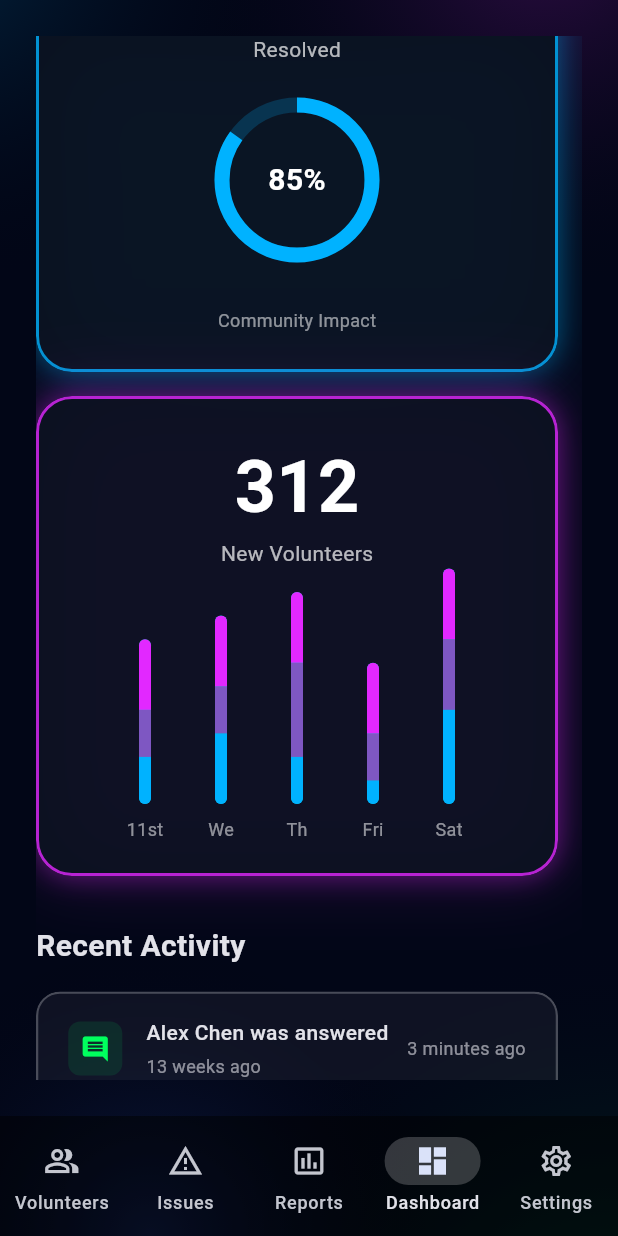
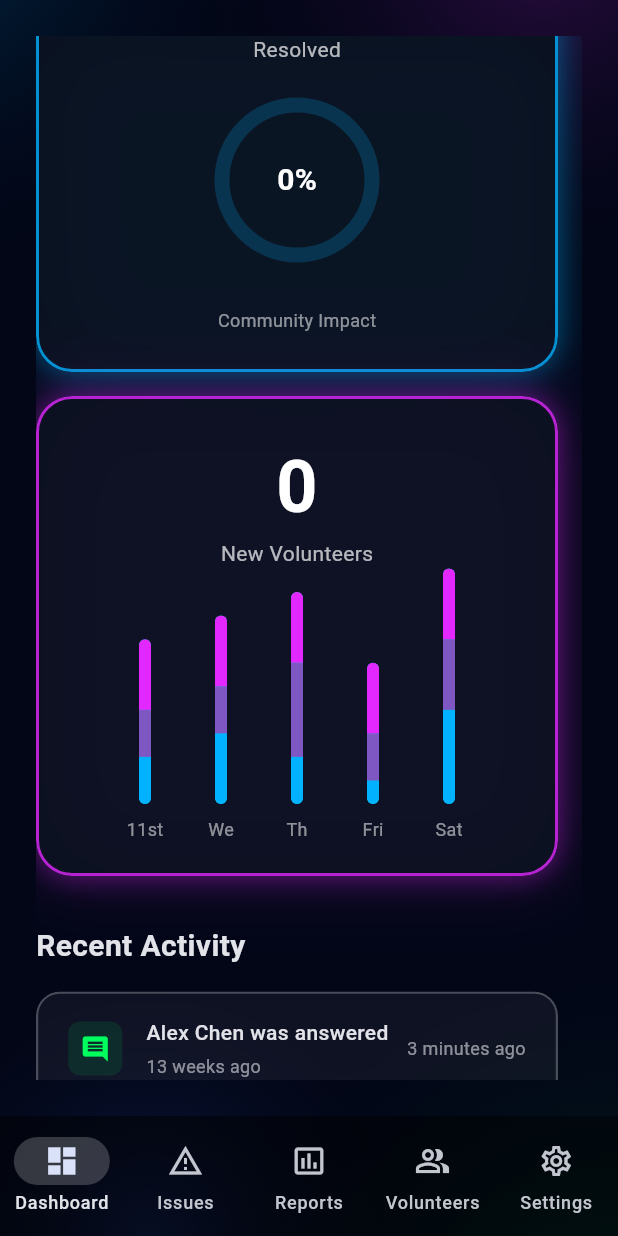
Before and after one commit to bugsnaxor-exe/Community-Hero, a Flutter app: the DashboardScreen screen opened by its route, scrolled down 576 dp, on a phone screen of 412 x 824 dp. Run offline on Flutter 3.47's test engine with Material 3 defaults, Android fonts, the phone set to English and light mode, and no system bars; drawn by our look-alikes of fl_chart; our stand-ins replace dio, flutter_map, flutter_riverpod, flutter_secure_storage, freezed_annotation, geolocator and 5 more; missing offline and left inert: flutter_map_marker_cluster; accounts and stored records are empty; network calls fail.

Commit message:
Align Android and Windows tab ordering (Dashboard first), and make dashboard analytics cards fetch real counts

```diff
--- a/community_hero_app/lib/features/auth/presentation/screens/login_screen.dart
+++ b/community_hero_app/lib/features/auth/presentation/screens/login_screen.dart
@@ -35,7 +35,7 @@ class _LoginScreenState extends ConsumerState<LoginScreen> {
                 : null,
           );
       if (success && mounted) {
-        context.go('/home');
+        context.go('/dashboard');
       }
     }
   }
--- a/community_hero_app/lib/features/auth/presentation/screens/register_screen.dart
+++ b/community_hero_app/lib/features/auth/presentation/screens/register_screen.dart
@@ -32,7 +32,7 @@ class _RegisterScreenState extends ConsumerState<RegisterScreen> {
             _usernameController.text.trim(),
           );
       if (success && mounted) {
-        context.go('/home'); // AuthRepository auto-logs in on successful registration
+        context.go('/dashboard'); // AuthRepository auto-logs in on successful registration
       }
     }
   }
--- a/community_hero_app/lib/features/dashboard/presentation/screens/dashboard_screen.dart
+++ b/community_hero_app/lib/features/dashboard/presentation/screens/dashboard_screen.dart
@@ -93,7 +93,7 @@ class DashboardScreen extends ConsumerWidget {
                               const SizedBox(height: 16),
                               SizedBox(height: 320, child: _ResolvedCard(stats: dashboardState.value?['stats'])),
                               const SizedBox(height: 16),
-                              const SizedBox(height: 320, child: _NewVolunteersCard()),
+                              SizedBox(height: 320, child: _NewVolunteersCard(stats: dashboardState.value?['stats'])),
                             ],
                           );
                         }
@@ -105,7 +105,7 @@ class DashboardScreen extends ConsumerWidget {
                               const SizedBox(width: 24),
                               Expanded(child: _ResolvedCard(stats: dashboardState.value?['stats'])),
                               const SizedBox(width: 24),
-                              const Expanded(child: _NewVolunteersCard()),
+                              Expanded(child: _NewVolunteersCard(stats: dashboardState.value?['stats'])),
                             ],
                           ),
                         );
@@ -316,13 +316,18 @@ class _ResolvedCard extends StatelessWidget {
     final subtitleColor = isDark ? Colors.white70 : Colors.black54;
     final labelColor = isDark ? Colors.white54 : Colors.black45;
 
+    final total = stats?['total_issues'] ?? 0;
+    final resolved = stats?['resolved_issues'] ?? 0;
+    final double percentage = total > 0 ? (resolved / total) * 100 : 0.0;
+    final double progress = total > 0 ? (resolved / total) : 0.0;
+
     return NeonCard(
       glowColor: const Color(0xFF00B2FF), // Intense Neon Blue
       padding: const EdgeInsets.all(24),
       child: Column(
         children: [
           Text(
-            '85%',
+            '${percentage.toStringAsFixed(0)}%',
             style: TextStyle(color: textColor, fontSize: 48, fontWeight: FontWeight.bold),
           ),
           Text('Resolved', style: TextStyle(color: subtitleColor)),
@@ -335,13 +340,13 @@ class _ResolvedCard extends StatelessWidget {
                   fit: StackFit.expand,
                   children: [
                     CircularProgressIndicator(
-                      value: 0.85,
+                      value: progress,
                       strokeWidth: 10,
                       backgroundColor: const Color(0xFF00B2FF).withValues(alpha: 0.2),
                       color: const Color(0xFF00B2FF),
                     ),
                     Center(
-                      child: Text('85%', style: TextStyle(color: textColor, fontWeight: FontWeight.bold, fontSize: 20)),
+                      child: Text('${percentage.toStringAsFixed(0)}%', style: TextStyle(color: textColor, fontWeight: FontWeight.bold, fontSize: 20)),
                     ),
                   ],
                 ),
@@ -357,7 +362,8 @@ class _ResolvedCard extends StatelessWidget {
 }
 
 class _NewVolunteersCard extends StatelessWidget {
-  const _NewVolunteersCard();
+  final Map<String, dynamic>? stats;
+  const _NewVolunteersCard({this.stats});
 
   @override
   Widget build(BuildContext context) {
@@ -366,13 +372,14 @@ class _NewVolunteersCard extends StatelessWidget {
     final subtitleColor = isDark ? Colors.white70 : Colors.black54;
     final labelColor = isDark ? Colors.white54 : Colors.black45;
 
+    final value = stats?['total_volunteers'] ?? 0;
     return NeonCard(
       glowColor: const Color(0xFFE228FF), // Intense Neon Magenta
       padding: const EdgeInsets.all(24),
       child: Column(
         children: [
           Text(
-            '312',
+            value.toString(),
             style: TextStyle(color: textColor, fontSize: 48, fontWeight: FontWeight.bold),
           ),
           Text('New Volunteers', style: TextStyle(color: subtitleColor)),
--- a/community_hero_app/lib/features/report/presentation/screens/report_screen.dart
+++ b/community_hero_app/lib/features/report/presentation/screens/report_screen.dart
@@ -124,7 +124,7 @@ class _ReportScreenState extends ConsumerState<ReportScreen> {
         ScaffoldMessenger.of(context).showSnackBar(
           const SnackBar(content: Text('Report submitted successfully!'), backgroundColor: Colors.green),
         );
-        context.go('/home'); // Redirect back to home
+        context.go('/dashboard'); // Redirect back to dashboard
       }
     }
   }
--- a/community_hero_app/lib/models/dashboard_stats.dart
+++ b/community_hero_app/lib/models/dashboard_stats.dart
@@ -11,6 +11,7 @@ class DashboardStats with _$DashboardStats {
     @JsonKey(name: 'verified_issues') @Default(0) int verifiedIssues,
     @JsonKey(name: 'resolved_issues') @Default(0) int resolvedIssues,
     @JsonKey(name: 'pending_issues') @Default(0) int pendingIssues,
+    @JsonKey(name: 'total_volunteers') @Default(0) int totalVolunteers,
   }) = _DashboardStats;
 
   factory DashboardStats.fromJson(Map<String, dynamic> json) => _$DashboardStatsFromJson(json);
--- a/community_hero_app/lib/widgets/responsive_shell.dart
+++ b/community_hero_app/lib/widgets/responsive_shell.dart
@@ -158,9 +158,9 @@ class ResponsiveShell extends StatelessWidget {
                     onDestinationSelected: _onTap,
               destinations: const [
                 NavigationDestination(
-                  icon: Icon(Icons.people_alt_outlined),
-                  selectedIcon: Icon(Icons.people_alt),
-                  label: 'Volunteers',
+                  icon: Icon(Icons.dashboard_outlined),
+                  selectedIcon: Icon(Icons.dashboard),
+                  label: 'Dashboard',
                 ),
                 NavigationDestination(
                   icon: Icon(Icons.report_problem_outlined),
@@ -173,9 +173,9 @@ class ResponsiveShell extends StatelessWidget {
                   label: 'Reports',
                 ),
                 NavigationDestination(
-                  icon: Icon(Icons.dashboard_outlined),
-                  selectedIcon: Icon(Icons.dashboard),
-                  label: 'Dashboard',
+                  icon: Icon(Icons.people_alt_outlined),
+                  selectedIcon: Icon(Icons.people_alt),
+                  label: 'Volunteers',
                 ),
                 NavigationDestination(
                   icon: Icon(Icons.settings_outlined),
```
Also changed, not shown: community_hero_app/lib/core/router/app_router.dart (+10 -10 lines), community_hero_app/lib/widgets/glassmorphism/glass_sidebar.dart (+7 -7 lines), community_hero_app/lib/models/dashboard_stats.g.dart, 2 other files.
